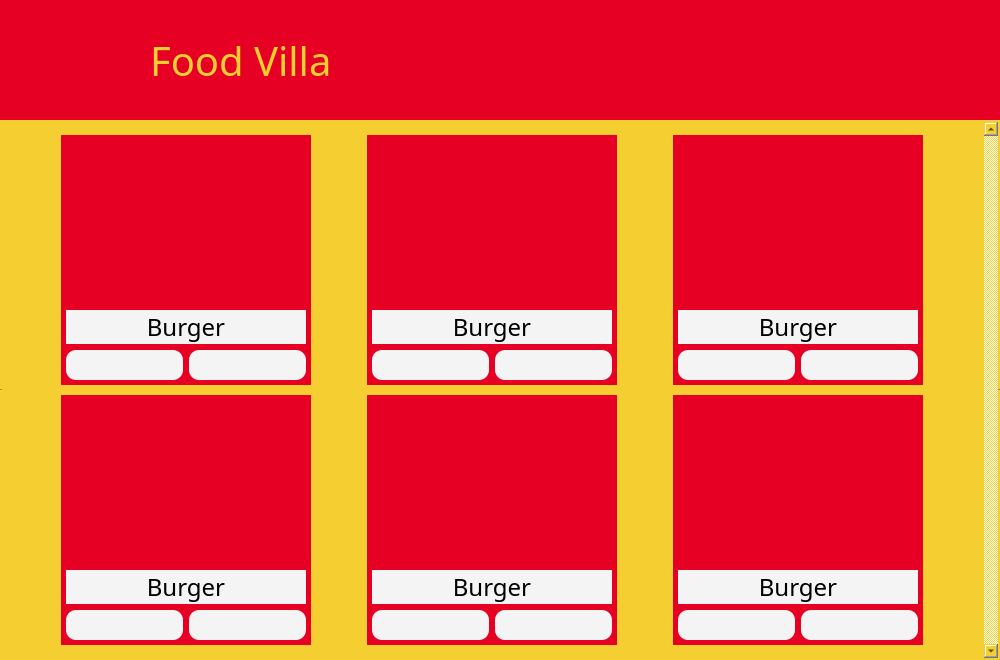
First picture: the form in views/main.ui, repository AbdulRehman7590/DSA_FinalProject, before the edit.
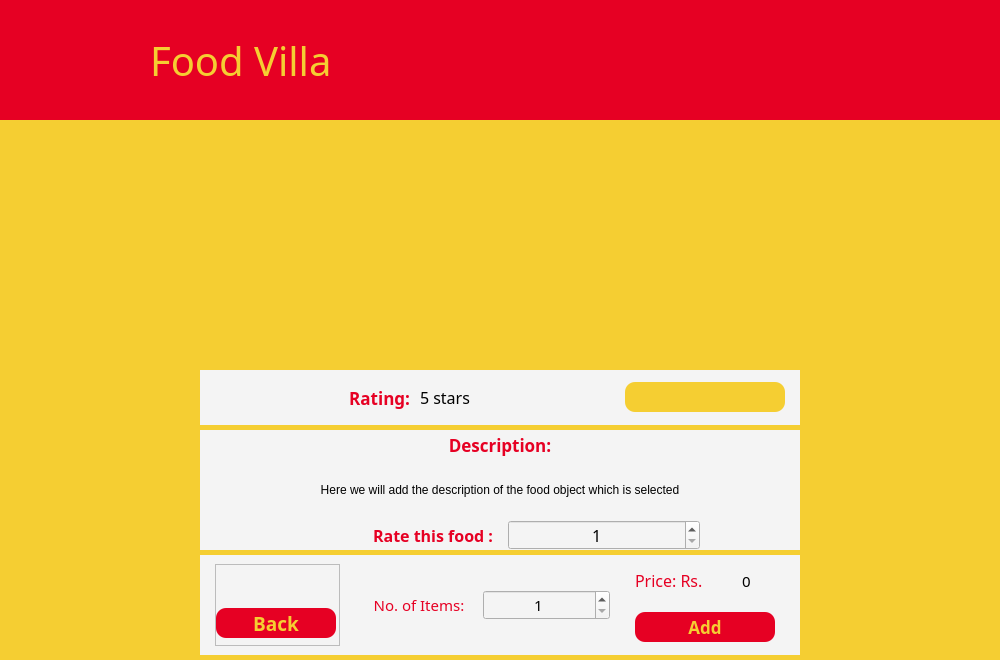
Second picture: the form after the edit. The open tabs and pages were chosen to show the change. Icons and pictures are not drawn.

Patch:
```diff
--- a/views/main.ui
+++ b/views/main.ui
@@ -13,7 +13,13 @@
   <property name="minimumSize">
    <size>
     <width>1000</width>
-    <height>600</height>
+    <height>660</height>
+   </size>
+  </property>
+  <property name="maximumSize">
+   <size>
+    <width>1000</width>
+    <height>660</height>
    </size>
   </property>
   <property name="windowTitle">
@@ -1927,8 +1933,11 @@
         </item>
         <item>
          <widget class="QStackedWidget" name="customerpages_stack">
+          <property name="styleSheet">
+           <string notr="true">background-color:rgba(245, 206, 50, 1);</string>
+          </property>
           <property name="currentIndex">
-           <number>1</number>
+           <number>2</number>
           </property>
           <widget class="QWidget" name="customer_start_page">
            <layout class="QHBoxLayout" name="horizontalLayout_21">
@@ -3892,6 +3901,629 @@
             </item>
            </layout>
           </widget>
+          <widget class="QWidget" name="add_to_cart_page">
+           <layout class="QVBoxLayout" name="verticalLayout_10">
+            <property name="spacing">
+             <number>5</number>
+            </property>
+            <property name="leftMargin">
+             <number>200</number>
+            </property>
+            <property name="topMargin">
+             <number>5</number>
+            </property>
+            <property name="rightMargin">
+             <number>200</number>
+            </property>
+            <property name="bottomMargin">
+             <number>5</number>
+            </property>
+            <item>
+             <widget class="QLabel" name="label">
+              <property name="minimumSize">
+               <size>
+                <width>600</width>
+                <height>240</height>
+               </size>
+              </property>
+              <property name="maximumSize">
+               <size>
+                <width>16777215</width>
+                <height>16777215</height>
+               </size>
+              </property>
+              <property name="text">
+               <string/>
+              </property>
+              <property name="pixmap">
+               <pixmap>Images/about_pic.jpg</pixmap>
+              </property>
+              <property name="scaledContents">
+               <bool>true</bool>
+              </property>
+             </widget>
+            </item>
+            <item>
+             <widget class="QWidget" name="widget_11" native="true">
+              <property name="minimumSize">
+               <size>
+                <width>0</width>
+                <height>55</height>
+               </size>
+              </property>
+              <property name="maximumSize">
+               <size>
+                <width>16777215</width>
+                <height>55</height>
+               </size>
+              </property>
+              <property name="styleSheet">
+               <string notr="true">background:rgb(244,244,244);</string>
+              </property>
+              <layout class="QHBoxLayout" name="horizontalLayout_26">
+               <property name="spacing">
+                <number>10</number>
+               </property>
+               <property name="leftMargin">
+                <number>15</number>
+               </property>
+               <property name="rightMargin">
+                <number>15</number>
+               </property>
+               <item>
+                <widget class="QLabel" name="label_5">
+                 <property name="font">
+                  <font>
+                   <family>Rockwell</family>
+                   <pointsize>13</pointsize>
+                   <weight>75</weight>
+                   <bold>true</bold>
+                  </font>
+                 </property>
+                 <property name="styleSheet">
+                  <string notr="true">color: rgba(230, 0, 35, 1);</string>
+                 </property>
+                 <property name="text">
+                  <string>Rating:</string>
+                 </property>
+                 <property name="alignment">
+                  <set>Qt::AlignRight|Qt::AlignTrailing|Qt::AlignVCenter</set>
+                 </property>
+                </widget>
+               </item>
+               <item>
+                <widget class="QLabel" name="label_35">
+                 <property name="font">
+                  <font>
+                   <family>Rockwell</family>
+                   <pointsize>12</pointsize>
+                  </font>
+                 </property>
+                 <property name="text">
+                  <string>5 stars</string>
+                 </property>
+                </widget>
+               </item>
+               <item>
+                <widget class="QPushButton" name="pushButton_17">
+                 <property name="minimumSize">
+                  <size>
+                   <width>0</width>
+                   <height>30</height>
+                  </size>
+                 </property>
+                 <property name="maximumSize">
+                  <size>
+                   <width>160</width>
+                   <height>16777215</height>
+                  </size>
+                 </property>
+                 <property name="font">
+                  <font>
+                   <family>Rockwell</family>
+                   <pointsize>10</pointsize>
+                   <weight>75</weight>
+                   <bold>true</bold>
+                  </font>
+                 </property>
+                 <property name="cursor">
+                  <cursorShape>PointingHandCursor</cursorShape>
+                 </property>
+                 <property name="styleSheet">
+                  <string notr="true">QPushButton{
+	background-color:rgba(245, 206, 50, 1);
+	border-radius:10%;
+}</string>
+                 </property>
+                 <property name="text">
+                  <string/>
+                 </property>
+                 <property name="icon">
+                  <iconset>
+                   <normaloff>Icons &amp; logos/add fvt.png</normaloff>Icons &amp; logos/add fvt.png</iconset>
+                 </property>
+                 <property name="iconSize">
+                  <size>
+                   <width>25</width>
+                   <height>25</height>
+                  </size>
+                 </property>
+                 <property name="flat">
+                  <bool>false</bool>
+                 </property>
+                </widget>
+               </item>
+              </layout>
+             </widget>
+            </item>
+            <item>
+             <widget class="QWidget" name="widget_25" native="true">
+              <property name="minimumSize">
+               <size>
+                <width>0</width>
+                <height>120</height>
+               </size>
+              </property>
+              <property name="maximumSize">
+               <size>
+                <width>16777215</width>
+                <height>120</height>
+               </size>
+              </property>
+              <property name="styleSheet">
+               <string notr="true">background:rgb(244,244,244);</string>
+              </property>
+              <layout class="QVBoxLayout" name="verticalLayout_18">
+               <property name="spacing">
+                <number>0</number>
+               </property>
+               <property name="leftMargin">
+                <number>0</number>
+               </property>
+               <property name="topMargin">
+                <number>0</number>
+               </property>
+               <property name="rightMargin">
+                <number>0</number>
+               </property>
+               <property name="bottomMargin">
+                <number>0</number>
+               </property>
+               <item>
+                <widget class="QWidget" name="widget_10" native="true">
+                 <layout class="QVBoxLayout" name="verticalLayout_19">
+                  <property name="spacing">
+                   <number>0</number>
+                  </property>
+                  <property name="leftMargin">
+                   <number>0</number>
+                  </property>
+                  <property name="topMargin">
+                   <number>0</number>
+                  </property>
+                  <property name="rightMargin">
+                   <number>0</number>
+                  </property>
+                  <property name="bottomMargin">
+                   <number>0</number>
+                  </property>
+                  <item>
+                   <widget class="QLabel" name="label_31">
+                    <property name="maximumSize">
+                     <size>
+                      <width>16777215</width>
+                      <height>30</height>
+                     </size>
+                    </property>
+                    <property name="font">
+                     <font>
+                      <family>Rockwell</family>
+                      <pointsize>13</pointsize>
+                      <weight>75</weight>
+                      <bold>true</bold>
+                     </font>
+                    </property>
+                    <property name="styleSheet">
+                     <string notr="true">color: rgba(230, 0, 35, 1);</string>
+                    </property>
+                    <property name="text">
+                     <string>Description:</string>
+                    </property>
+                    <property name="alignment">
+                     <set>Qt::AlignCenter</set>
+                    </property>
+                   </widget>
+                  </item>
+                  <item>
+                   <widget class="QLabel" name="label_36">
+                    <property name="minimumSize">
+                     <size>
+                      <width>0</width>
+                      <height>0</height>
+                     </size>
+                    </property>
+                    <property name="text">
+                     <string>Here we will add the description of the food object which is selected</string>
+                    </property>
+                    <property name="alignment">
+                     <set>Qt::AlignCenter</set>
+                    </property>
+                   </widget>
+                  </item>
+                 </layout>
+                </widget>
+               </item>
+               <item>
+                <widget class="QWidget" name="widget_27" native="true">
+                 <property name="maximumSize">
+                  <size>
+                   <width>16777215</width>
+                   <height>30</height>
+                  </size>
+                 </property>
+                 <layout class="QHBoxLayout" name="horizontalLayout_27">
+                  <property name="spacing">
+                   <number>15</number>
+                  </property>
+                  <property name="leftMargin">
+                   <number>100</number>
+                  </property>
+                  <property name="topMargin">
+                   <number>0</number>
+                  </property>
+                  <property name="rightMargin">
+                   <number>100</number>
+                  </property>
+                  <property name="bottomMargin">
+                   <number>0</number>
+                  </property>
+                  <item>
+                   <widget class="QLabel" name="label_33">
+                    <property name="font">
+                     <font>
+                      <family>Rockwell</family>
+                      <pointsize>12</pointsize>
+                      <weight>75</weight>
+                      <bold>true</bold>
+                     </font>
+                    </property>
+                    <property name="styleSheet">
+                     <string notr="true">color: rgba(230, 0, 35, 1);
+</string>
+                    </property>
+                    <property name="text">
+                     <string>Rate this food :</string>
+                    </property>
+                    <property name="alignment">
+                     <set>Qt::AlignRight|Qt::AlignTrailing|Qt::AlignVCenter</set>
+                    </property>
+                   </widget>
+                  </item>
+                  <item>
+                   <widget class="QSpinBox" name="spinBox_2">
+                    <property name="minimumSize">
+                     <size>
+                      <width>0</width>
+                      <height>25</height>
+                     </size>
+                    </property>
+                    <property name="font">
+                     <font>
+                      <family>Rockwell</family>
+                      <pointsize>12</pointsize>
+                     </font>
+                    </property>
+                    <property name="cursor">
+                     <cursorShape>PointingHandCursor</cursorShape>
+                    </property>
+                    <property name="alignment">
+                     <set>Qt::AlignCenter</set>
+                    </property>
+                    <property name="minimum">
+                     <number>1</number>
+                    </property>
+                    <property name="maximum">
+                     <number>5</number>
+                    </property>
+                   </widget>
+                  </item>
+                 </layout>
+                </widget>
+               </item>
+              </layout>
+             </widget>
+            </item>
+            <item>
+             <widget class="QWidget" name="widget_24" native="true">
+              <property name="minimumSize">
+               <size>
+                <width>0</width>
+                <height>100</height>
+               </size>
+              </property>
+              <property name="maximumSize">
+               <size>
+                <width>16777215</width>
+                <height>100</height>
+               </size>
+              </property>
+              <property name="styleSheet">
+               <string notr="true">background:rgb(244,244,244);</string>
+              </property>
+              <layout class="QHBoxLayout" name="horizontalLayout_24">
+               <property name="spacing">
+                <number>15</number>
+               </property>
+               <property name="leftMargin">
+                <number>15</number>
+               </property>
+               <property name="rightMargin">
+                <number>15</number>
+               </property>
+               <item>
+                <widget class="QFrame" name="frame">
+                 <property name="maximumSize">
+                  <size>
+                   <width>125</width>
+                   <height>16777215</height>
+                  </size>
+                 </property>
+                 <property name="frameShape">
+                  <enum>QFrame::StyledPanel</enum>
+                 </property>
+                 <property name="frameShadow">
+                  <enum>QFrame::Raised</enum>
+                 </property>
+                 <layout class="QVBoxLayout" name="verticalLayout_17">
+                  <property name="spacing">
+                   <number>0</number>
+                  </property>
+                  <property name="leftMargin">
+                   <number>0</number>
+                  </property>
+                  <property name="topMargin">
+                   <number>0</number>
+                  </property>
+                  <property name="rightMargin">
+                   <number>0</number>
+                  </property>
+                  <property name="bottomMargin">
+                   <number>7</number>
+                  </property>
+                  <item>
+                   <spacer name="verticalSpacer_3">
+                    <property name="orientation">
+                     <enum>Qt::Vertical</enum>
+                    </property>
+                    <property name="sizeHint" stdset="0">
+                     <size>
+                      <width>20</width>
+                      <height>40</height>
+                     </size>
+                    </property>
+                   </spacer>
+                  </item>
+                  <item>
+                   <widget class="QPushButton" name="pushButton_3">
+                    <property name="minimumSize">
+                     <size>
+                      <width>0</width>
+                      <height>30</height>
+                     </size>
+                    </property>
+                    <property name="maximumSize">
+                     <size>
+                      <width>120</width>
+                      <height>16777215</height>
+                     </size>
+                    </property>
+                    <property name="font">
+                     <font>
+                      <family>Rockwell</family>
+                      <pointsize>14</pointsize>
+                      <weight>75</weight>
+                      <bold>true</bold>
+                     </font>
+                    </property>
+                    <property name="styleSheet">
+                     <string notr="true">QPushButton{
+	background-color: rgba(230, 0, 35, 1);
+	color:rgba(245, 206, 50, 1);
+	border-radius:10%;
+}
+QPushButton:hover{
+	background-color:rgba(245, 206, 50, 1);
+	color: rgba(230, 0, 35, 1);
+}	</string>
+                    </property>
+                    <property name="text">
+                     <string>Back</string>
+                    </property>
+                   </widget>
+                  </item>
+                 </layout>
+                </widget>
+               </item>
+               <item>
+                <widget class="QWidget" name="widget_28" native="true">
+                 <layout class="QHBoxLayout" name="horizontalLayout_28">
+                  <property name="spacing">
+                   <number>0</number>
+                  </property>
+                  <property name="leftMargin">
+                   <number>0</number>
+                  </property>
+                  <property name="topMargin">
+                   <number>0</number>
+                  </property>
+                  <property name="rightMargin">
+                   <number>10</number>
+                  </property>
+                  <property name="bottomMargin">
+                   <number>0</number>
+                  </property>
+                  <item>
+                   <widget class="QLabel" name="label_34">
+                    <property name="font">
+                     <font>
+                      <family>Rockwell</family>
+                      <pointsize>11</pointsize>
+                     </font>
+                    </property>
+                    <property name="styleSheet">
+                     <string notr="true">color: rgba(230, 0, 35, 1);</string>
+                    </property>
+                    <property name="text">
+                     <string>No. of Items:</string>
+                    </property>
+                    <property name="alignment">
+                     <set>Qt::AlignCenter</set>
+                    </property>
+                   </widget>
+                  </item>
+                  <item>
+                   <widget class="QSpinBox" name="spinBox">
+                    <property name="minimumSize">
+                     <size>
+                      <width>0</width>
+                      <height>25</height>
+                     </size>
+                    </property>
+                    <property name="font">
+                     <font>
+                      <family>Rockwell</family>
+                      <pointsize>11</pointsize>
+                     </font>
+                    </property>
+                    <property name="cursor">
+                     <cursorShape>PointingHandCursor</cursorShape>
+                    </property>
+                    <property name="alignment">
+                     <set>Qt::AlignCenter</set>
+                    </property>
+                    <property name="minimum">
+                     <number>1</number>
+                    </property>
+                   </widget>
+                  </item>
+                 </layout>
+                </widget>
+               </item>
+               <item>
+                <widget class="QWidget" name="widget_26" native="true">
+                 <property name="minimumSize">
+                  <size>
+                   <width>150</width>
+                   <height>0</height>
+                  </size>
+                 </property>
+                 <property name="maximumSize">
+                  <size>
+                   <width>150</width>
+                   <height>16777215</height>
+                  </size>
+                 </property>
+                 <layout class="QFormLayout" name="formLayout">
+                  <property name="horizontalSpacing">
+                   <number>5</number>
+                  </property>
+                  <property name="verticalSpacing">
+                   <number>20</number>
+                  </property>
+                  <property name="leftMargin">
+                   <number>0</number>
+                  </property>
+                  <property name="topMargin">
+                   <number>5</number>
+                  </property>
+                  <property name="rightMargin">
+                   <number>0</number>
+                  </property>
+                  <property name="bottomMargin">
+                   <number>0</number>
+                  </property>
+                  <item row="0" column="0">
+                   <widget class="QLabel" name="label_32">
+                    <property name="font">
+                     <font>
+                      <family>Rockwell</family>
+                      <pointsize>12</pointsize>
+                     </font>
+                    </property>
+                    <property name="styleSheet">
+                     <string notr="true">color: rgba(230, 0, 35, 1);</string>
+                    </property>
+                    <property name="text">
+                     <string>Price: Rs.</string>
+                    </property>
+                   </widget>
+                  </item>
+                  <item row="0" column="1">
+                   <widget class="QLabel" name="label_37">
+                    <property name="font">
+                     <font>
+                      <family>Rockwell</family>
+                      <pointsize>11</pointsize>
+                     </font>
+                    </property>
+                    <property name="text">
+                     <string>0</string>
+                    </property>
+                    <property name="alignment">
+                     <set>Qt::AlignCenter</set>
+                    </property>
+                   </widget>
+                  </item>
+                  <item row="1" column="0" colspan="2">
+                   <widget class="QPushButton" name="pushButton_2">
+                    <property name="minimumSize">
+                     <size>
+                      <width>120</width>
+                      <height>30</height>
+                     </size>
+                    </property>
+                    <property name="maximumSize">
+                     <size>
+                      <width>140</width>
+                      <height>16777215</height>
+                     </size>
+                    </property>
+                    <property name="font">
+                     <font>
+                      <family>Rockwell</family>
+                      <pointsize>13</pointsize>
+                      <weight>75</weight>
+                      <bold>true</bold>
+                     </font>
+                    </property>
+                    <property name="cursor">
+                     <cursorShape>PointingHandCursor</cursorShape>
+                    </property>
+                    <property name="styleSheet">
+                     <string notr="true">QPushButton{
+	background-color: rgba(230, 0, 35, 1);
+	color:rgba(245, 206, 50, 1);
+	border-radius:10%;
+}
+QPushButton:hover{
+	background-color:rgba(245, 206, 50, 1);
+	color: rgba(230, 0, 35, 1);
+}	</string>
+                    </property>
+                    <property name="text">
+                     <string>Add</string>
+                    </property>
+                   </widget>
+                  </item>
+                 </layout>
+                </widget>
+               </item>
+              </layout>
+             </widget>
+            </item>
+           </layout>
+          </widget>
+          <widget class="QWidget" name="cust_cart_page"/>
          </widget>
         </item>
        </layout>
```
Left out of the diff: 7 changed lines with no effect on the pictures.
